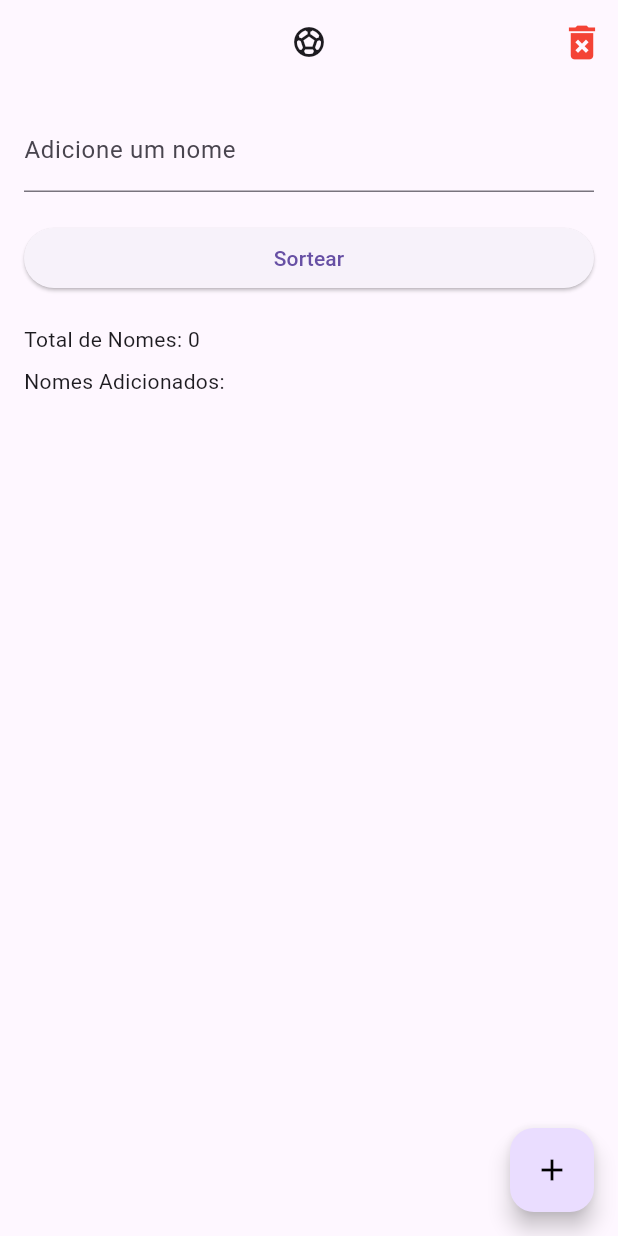
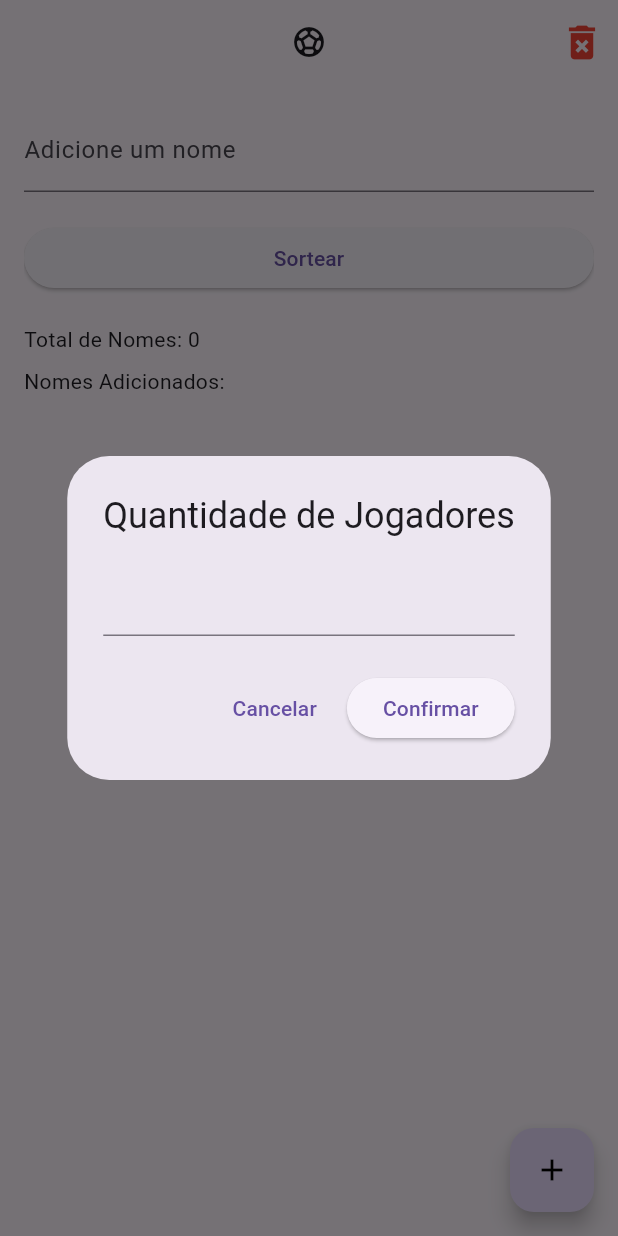
Before and after one commit to deyvissoneduardo/fut, a Flutter app: the screen it shows after launch, after a tap on "Sortear", on a phone screen of 412 x 824 dp. Run offline on Flutter 3.47's test engine with Material 3 defaults, Android fonts, the phone set to English and light mode, and no system bars; our stand-ins replace get.

Commit message:
Implementando a quantidade de jogadores

```diff
--- a/lib/app/modules/home/home_controller.dart
+++ b/lib/app/modules/home/home_controller.dart
@@ -6,6 +6,8 @@ class HomeController extends GetxController {
   RxList<List<String>> dividedLists = <List<String>>[].obs;
   final TextEditingController nameController = TextEditingController();
   RxBool isLoading = false.obs;
+
+  final qtdController = TextEditingController();
 
   final List<int> items = List<int>.generate(50, (int index) => index).obs;
 
@@ -27,7 +29,7 @@ class HomeController extends GetxController {
     final List<String> shuffledNames = List.from(allNames);
     shuffledNames.shuffle();
 
-    const chunkSize = 5;
+    var chunkSize = int.parse(qtdController.text);
     for (var i = 0; i < shuffledNames.length; i += chunkSize) {
       final chunk = shuffledNames.sublist(
           i,
--- a/lib/app/modules/home/home_page.dart
+++ b/lib/app/modules/home/home_page.dart
@@ -1,5 +1,9 @@
+import 'package:fut/app/modules/home/page/amount_persons_page.dart';
+import 'package:fut/app/modules/home/page/list_time_page.dart';
+import 'package:fut/app/modules/home/page/text_buttion_cancel.dart';
 import 'package:get/get.dart';
 import 'package:flutter/material.dart';
+import 'package:get/get_navigation/get_navigation.dart';
 import './home_controller.dart';
 
 class HomePage extends GetView<HomeController> {
@@ -79,46 +83,37 @@ class HomePage extends GetView<HomeController> {
             // btn de sortear
             ElevatedButton(
               onPressed: () {
-                controller.divideList();
+                //controller.divideList();
+                showAdaptiveDialog(
+                  context: context,
+                  builder: (context) => AlertDialog.adaptive(
+                      title: const Text('Quantidade de Jogadores'),
+                      content:
+                          TextFormField(controller: controller.qtdController),
+                      actions: [
+                        TextButtionCancel(
+                          onPressed: () => Get.back(),
+                        ),
+                        ElevatedButton(
+                          onPressed: () {
+                            controller.divideList();
+                            Navigator.of(context).pop();
+                          },
+                          child: const Text('Confirmar'),
+                        ),
+                      ]),
+                );
               },
               child: const Text('Sortear'),
             ),
             const SizedBox(height: 20),
 
             Obx(() {
-              return Column(
+              return const Column(
                 crossAxisAlignment: CrossAxisAlignment.stretch,
                 children: [
-                  Text(controller.totalNamesText),
-                  const SizedBox(height: 8),
-                  Text(controller.addedNamesText),
-                  const SizedBox(height: 20),
-                  SizedBox(
-                    height: 500,
-                    child: GetBuilder<HomeController>(
-                      builder: (_) => ReorderableListView(
-                        onReorder: controller.onReorder,
-                        children: <Widget>[
-                          for (int index = 0;
-                              index < controller.dividedLists.length;
-                              index += 1)
-                            Card(
-                              key: Key('$index'),
-                              child: Padding(
-                                padding: const EdgeInsets.all(10.0),
-                                child: Column(
-                                  crossAxisAlignment: CrossAxisAlignment.start,
-                                  children: [
-                                    Text('Time ${index + 1}'),
-                                    Text('${controller.dividedLists[index]}'),
-                                  ],
-                                ),
-                              ),
-                            ),
-                        ],
-                      ),
-                    ),
-                  ),
+                  AmountPersonsPage(),
+                  ListTimePage(),
                 ],
               );
             }),
--- /dev/null
+++ b/lib/app/modules/home/page/text_buttion_cancel.dart
@@ -0,0 +1,15 @@
+// ignore_for_file: public_member_api_docs, sort_constructors_first
+import 'package:flutter/material.dart';
+
+class TextButtionCancel extends StatelessWidget {
+  final VoidCallback onPressed;
+  const TextButtionCancel({
+    Key? key,
+    required this.onPressed,
+  }) : super(key: key);
+
+  @override
+  Widget build(BuildContext context) {
+    return TextButton(onPressed: onPressed, child: const Text('Cancelar'));
+  }
+}
--- a/lib/main.dart
+++ b/lib/main.dart
@@ -6,8 +6,8 @@ import 'package:get/get.dart';
 void main() {
   WidgetsFlutterBinding.ensureInitialized();
   runApp(GetMaterialApp(
-    initialBinding: HomeBindings(),
-    initialRoute: '/home',
-    home: const HomePage(),
-  ));
+      initialBinding: HomeBindings(),
+      initialRoute: '/',
+      home: const HomePage(),
+      debugShowCheckedModeBanner: false));
 }
--- a/pubspec.yaml
+++ b/pubspec.yaml
@@ -37,6 +37,7 @@ dependencies:
   cupertino_icons: ^1.0.2
   get: ^4.6.6
   shared_preferences: ^2.2.2
+  stop_watch_timer: ^3.1.0+4
 
 dev_dependencies:
   flutter_test:
```
Also changed, not shown: pubspec.lock.
